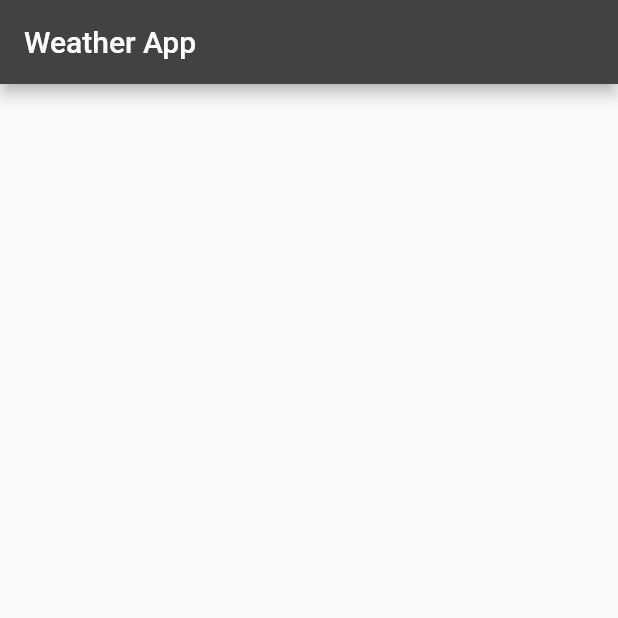
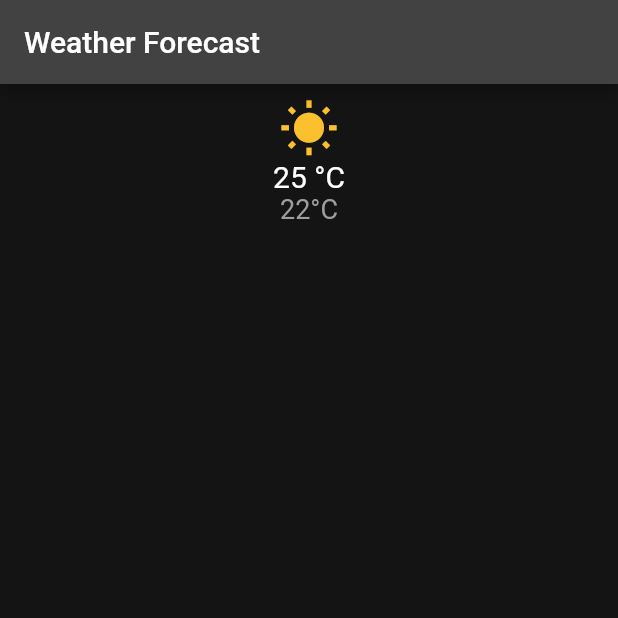
Before and after one commit to hexdump95/weather_forecast, a Flutter app: the screen it shows after launch, on a phone screen of 412 x 824 dp, the top half of it. Run offline on Flutter 3.47's test engine with Material 2 defaults, Android fonts, the phone set to English and light mode, and no system bars.

Commit message:
Add home page

```diff
--- a/lib/main.dart
+++ b/lib/main.dart
@@ -1,5 +1,7 @@
 import 'package:flutter/material.dart';
 import 'package:weather_forecast/common/theme.dart';
+
+import './screens/home.dart';
 
 void main() => runApp(MyApp());
 
@@ -9,11 +11,9 @@ class MyApp extends StatelessWidget {
     return MaterialApp(
       title: 'Weather Forecast',
       theme: appTheme,
-      home: Scaffold(
-        appBar: AppBar(
-          title: Text('Weather App'),
-        ),
-      ),
+      routes: {
+        '/': (context) => Home(),
+      },
     );
   }
 }
--- /dev/null
+++ b/lib/screens/home.dart
@@ -0,0 +1,51 @@
+import 'package:flutter/material.dart';
+
+class Home extends StatelessWidget {
+  @override
+  Widget build(BuildContext context) {
+    return Scaffold(
+      appBar: AppBar(
+        title: Text('Weather Forecast'),
+        backgroundColor: Theme.of(context).appBarTheme.color,
+      ),
+      backgroundColor: Theme.of(context).backgroundColor,
+      body: Column(
+        children: [
+          Container(
+            padding: const EdgeInsets.symmetric(vertical: 10),
+            child: Column(
+              children: [
+                Icon(
+                  Icons.wb_sunny,
+                  size: 40,
+                  color: Colors.yellow[700],
+                ),
+                Column(
+                  children: [
+                    Text(
+                      '25 °C',
+                      style: TextStyle(
+                        fontSize: 20,
+                        color: Colors.white,
+                      ),
+                    ),
+                    Text(
+                      '22°C',
+                      style: TextStyle(
+                        fontSize: 18,
+                        color: Colors.grey,
+                      ),
+                    ),
+                  ],
+                ),
+              ],
+            ),
+          ),
+          Container(
+            height: 350,
+          )
+        ],
+      ),
+    );
+  }
+}
```
Also changed, not shown: 1 other file.
